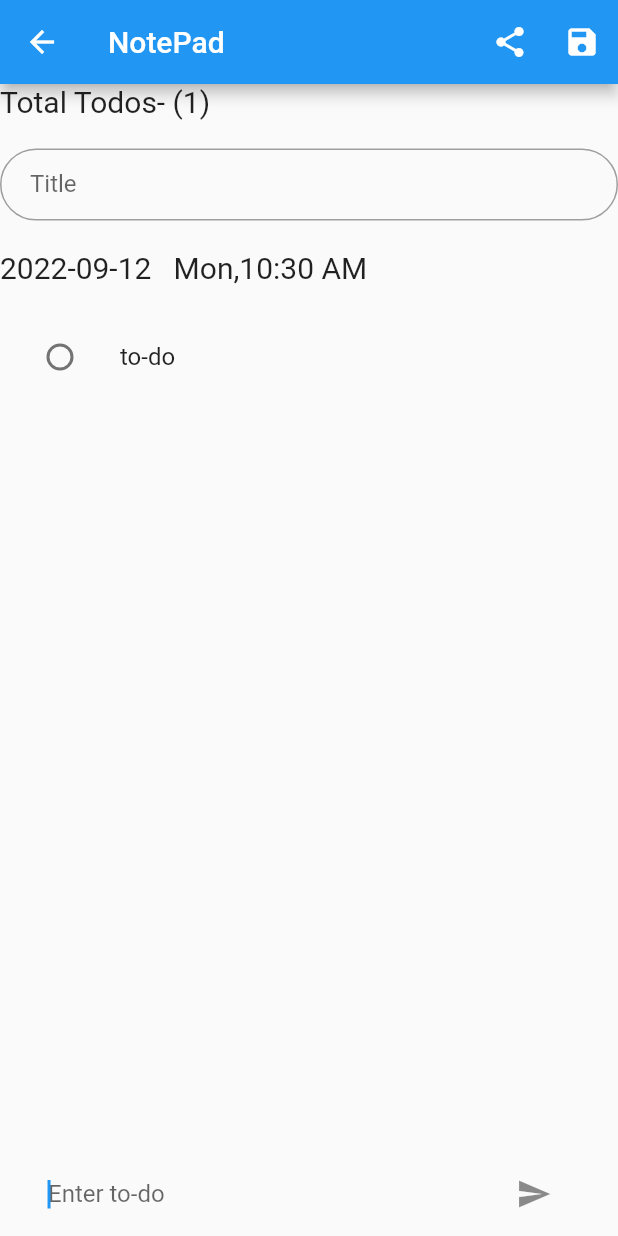
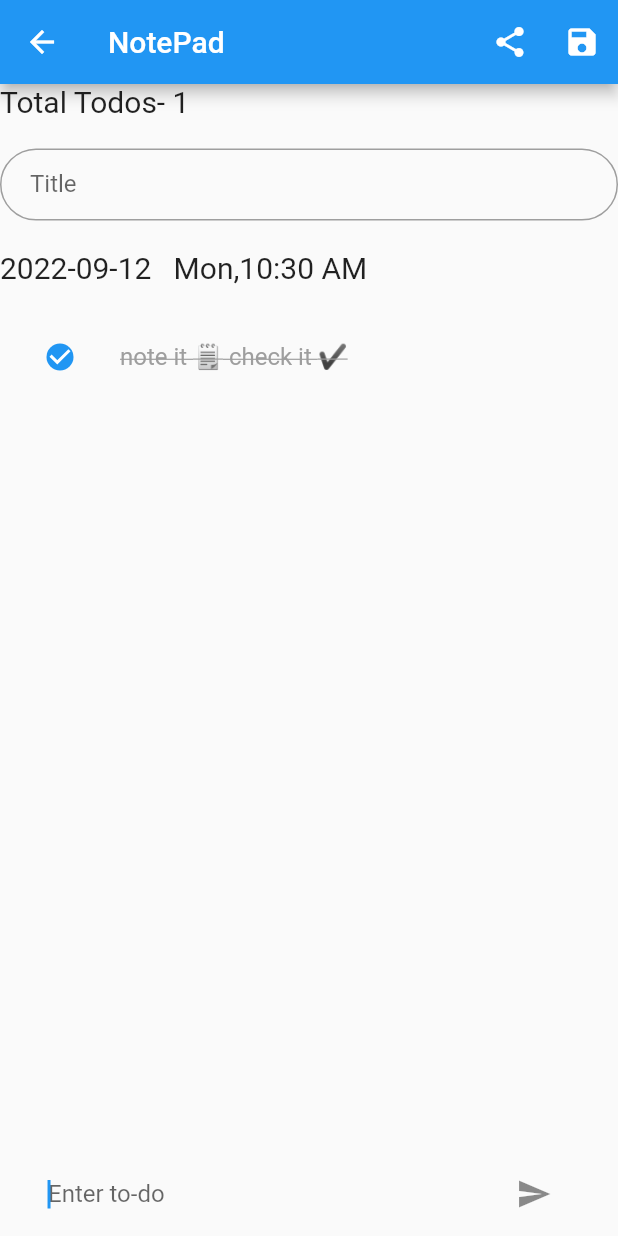
Before and after one commit to Hassan-akachi/note_to_do, a Flutter app: the screen it shows after launch, after a tap on the "add" icon, on a phone screen of 412 x 824 dp. Run offline on Flutter 3.47's test engine with Material 2 defaults, Android fonts, the light colour scheme and no system bars; our stand-ins replace flutter_datetime_picker.

Commit message:
fixed issues  model and add tasks

```diff
--- a/lib/Models/note.dart
+++ b/lib/Models/note.dart
@@ -1,9 +1,11 @@
 class Notes {
+  int id;
   final String title;
   final String notesContents;
   final DateTime currentTime;
 
   Notes({
+    required this.id,
     required this.title,
     required this.notesContents,
     DateTime? currentTime,
--- a/lib/Models/to_do_list.dart
+++ b/lib/Models/to_do_list.dart
@@ -2,11 +2,13 @@
 import 'package:note_to_do/Models/to_do.dart';
 
 class ToDoList {
+   int id;
   final String title;
   late final DateTime createdListAt;
-   final List<ToDo> addtodo;
+   List<ToDo> addtodo;
 
   ToDoList({
+    required this.id,
     required this.title,
     required this.addtodo,
     DateTime? createdListAt,
--- a/lib/Providers/notes_provider.dart
+++ b/lib/Providers/notes_provider.dart
@@ -8,8 +8,10 @@ import 'package:note_to_do/Models/note.dart';
 
 class NoteProvider extends ChangeNotifier{
 
+  int noteIndex = 0;
+
   final List<Notes>_notes=[
-    Notes(title: "Muhammad", notesContents: "notesContents")
+    Notes(title: "Muhammad", notesContents: "notesContents", id: 1)
   ];
   DateTime selectTime=DateTime.now();
 
@@ -18,10 +20,17 @@ class NoteProvider extends ChangeNotifier{
     return UnmodifiableListView(_notes);
   }
 
-  void addTask(title,notesContents){
-    final note=Notes(title: title, notesContents: notesContents);
-    _notes.add(note);
-    notifyListeners();
+  void addTask(title,notesContents,noteId){
+    final note=Notes(title: title, notesContents: notesContents, id: noteId);
+    if(noteIndex< notes.length){
+      _notes[noteIndex]=note;
+      notifyListeners();
+    }
+    else{
+      _notes.add(note);
+      notifyListeners();
+
+    }
   }
   // void setTime(time){
   //   selectTime=time;
--- a/lib/Providers/to_do_list_provider.dart
+++ b/lib/Providers/to_do_list_provider.dart
@@ -5,78 +5,112 @@ import 'package:note_to_do/Models/to_do.dart';
 
 import '../Models/to_do_list.dart';
 
+class ToDoListProvider extends ChangeNotifier {
+  bool isToggle = false;
 
-class ToDoListProvider extends ChangeNotifier{
+  int taskIndex = 0;
 
-  bool isToggle =false;
-
-  final List<ToDoList>_todolists=[
-    ToDoList(title: "Muhammad", addtodo: [ToDo(name: "to-do")], createdListAt: DateTime.now() )
+  final List<ToDoList> _todolists = [
+    ToDoList(
+      id: 1,
+      addtodo: [ToDo(name: "to-do")],
+      title: "Muhammad",
+      //this is the model class
+      createdListAt: DateTime.now(),
+    ),
+    ToDoList(
+      title: "hassan",
+      addtodo: [ToDo(name: "laugh")], //this is the model class
+      createdListAt: DateTime.now(),
+      id: 2,
+    )
   ];
 
-  DateTime selectTime=DateTime.now();
+  DateTime selectTime = DateTime.now();
 
-
-  UnmodifiableListView<ToDoList> get todolist{
+  UnmodifiableListView<ToDoList> get todolist {
     return UnmodifiableListView(_todolists);
   }
 
-  void addTask(title, todolistsContents,createdAt){
-    _todolists.map((e) => e.addtodo.add(todolistsContents)).toList();
-    final note=ToDoList(title: title, addtodo: todolistsContents,createdListAt: createdAt);
-    _todolists.add(note);
+  //upate todolist
+  void addTask(title, todolistsContents, createdAt, idNum) {
+    if (_todolists[taskIndex].id == taskIndex) {
+      //_todolists.map((e) => e.addtodo.add(todolistsContents)).toList();
+      _todolists[taskIndex].addtodo= todolistsContents;
+      final note = ToDoList(
+          title: title,
+          addtodo: todolistsContents,
+          createdListAt: createdAt,
+          id: idNum);
+      _todolists[taskIndex]= note;
+      notifyListeners();
+    }
+  }
+
+  //create a new task
+  void increaseTodolist() {
+    final num = ToDoList(
+        id: _todolists.length,
+        title: '',
+        addtodo: [ToDo(name: "note it 🗒️ check it ✔️", isChecked: true)]);
+    taskIndex = _todolists.length;
+    _todolists.add(num);
+    print("this is a new page index ${_todolists[taskIndex].id}");
     notifyListeners();
   }
+
   // void setTime(time){
   //   selectTime=time;
   // }
 
   //delete task
-  void deleteTask(ToDoList todolist){
+  void deleteTask(ToDoList todolist) {
     _todolists.remove(todolist);
     notifyListeners();
   }
 
-
-
-  void deleteAll(ToDoList toDoList){
+  void deleteAll(ToDoList toDoList) {
     _todolists.clear();
   }
+
   //todos
 
-   // List<List<ToDos>> _todo= List.generate(length, (index) => [])
-
-
+  // List<List<ToDos>> _todo= List.generate(length, (index) => [])
 
   // UnmodifiableListView<ToDos> get todos{
   //   return UnmodifiableListView(_todos);
   // }
 
-  void addTodo(newInputText ){
-    final todoName=ToDo(name: newInputText);
-    _todolists.map((e) => e.addtodo.add(todoName));
+
+  // create a todos
+  void addTodo(newInputText) {
+    final todoName = ToDo(name: newInputText);
+    _todolists[taskIndex].addtodo.add(todoName);
+    // _todolists.map((e) => e.addtodo.add(todoName));
+    print("todo added");
     notifyListeners();
   }
+
   // void setTime(time){
   //   selectTime=time;
   // }
 
-  void toggleCheck(){
+  void toggleCheck() {
     isToggle = !isToggle;
     notifyListeners();
   }
 
   //update the state of the checkbox
-  void updateTodo (ToDo toDo){
+  void updateTodo(ToDo toDo) {
     toDo.toggleCheck();
     notifyListeners();
   }
 
   //delete task
 
-  void deleteTodo(ToDo toDo){
-    _todolists.map((e) => e.addtodo.remove(toDo));
+  void deleteTodo(ToDo toDo) {
+    _todolists[taskIndex].addtodo.remove(toDo);
+    //_todolists.map((e) => e.addtodo.remove(stoDo));
     notifyListeners();
   }
-
 }
--- a/lib/Screens/add_to_do_screens/add_to_do_list_screen.dart
+++ b/lib/Screens/add_to_do_screens/add_to_do_list_screen.dart
@@ -7,7 +7,6 @@ import 'package:note_to_do/Widgets/to_do/addToDo.dart';
 import 'package:note_to_do/Widgets/to_do/add_to_do_list.dart';
 import 'package:provider/provider.dart';
 
-import '../../Providers/to_do_provider.dart';
 import '../../constants/styles.dart';
 
 class AddToDoListScreen extends StatelessWidget {
@@ -18,11 +17,12 @@ class AddToDoListScreen extends StatelessWidget {
 
   @override
   Widget build(BuildContext context) {
-    final TextEditingController title = TextEditingController();
-    title.text = toDoLists?.title ?? "";
-    DateTime now = toDoLists?.createdListAt ?? DateTime.now();
-    var formatter = DateFormat("yyy-MM-dd");
-    return Scaffold(
+    return Consumer<ToDoListProvider>(builder: (BuildContext context, state, Widget? child) {
+      final TextEditingController title = TextEditingController();
+      title.text = toDoLists?.title ?? "";
+      DateTime now = toDoLists?.createdListAt ?? DateTime.now();
+      var formatter = DateFormat("yyy-MM-dd");
+      return Scaffold(
       appBar: AppBar(
         title: const Text(
           "NotePad",
@@ -32,7 +32,7 @@ class AddToDoListScreen extends StatelessWidget {
           IconButton(onPressed: () {}, icon: const Icon(Icons.share)),
           IconButton(
               onPressed: () {
-                Provider.of<ToDoListProvider>(context, listen: false).addTask(title.text,toDoLists?.addtodo,now
+                state.addTask(title.text,state.todolist[state.taskIndex].addtodo,now,state.taskIndex
                 );
                 Navigator.pop(context);
               },
@@ -44,7 +44,7 @@ class AddToDoListScreen extends StatelessWidget {
           Expanded(
             flex: 0,
             child: Text(
-              "Total Todos- ${Provider.of<ToDoListProvider>(context).todolist.map((e) => e.addtodo.length)}",
+              "Total Todos- ${state.todolist[state.taskIndex].addtodo.length ?? 0}",//Provider.of<ToDoListProvider>(context).todolist.map((e) => e.addtodo.length)
               style: const TextStyle(fontSize: 20),
             ),
           ),
@@ -86,7 +86,7 @@ class AddToDoListScreen extends StatelessWidget {
           const SizedBox(
             height: 20,
           ),
-           Expanded(flex: 2, child:  const AddToDoList() ),
+           const Expanded(flex: 2, child:  AddToDoList() ),
           const Align(alignment: Alignment.bottomCenter, child: AddToDo())
         ],
       ),
@@ -101,5 +101,6 @@ class AddToDoListScreen extends StatelessWidget {
       //     child: const Icon(Icons.add),
       //   ), // This trailing comma makes auto-formatting nicer for build methods.
     );
+    });
   }
 }
--- a/lib/Screens/note/notes_screen.dart
+++ b/lib/Screens/note/notes_screen.dart
@@ -1,5 +1,7 @@
 import 'package:flutter/material.dart';
+import 'package:provider/provider.dart';
 
+import '../../Providers/notes_provider.dart';
 import '../../Widgets/notes/note_list.dart';
 import 'note_pad.dart';
 
@@ -15,6 +17,7 @@ class NoteScreen extends StatelessWidget {
       body: const NoteList(),
       floatingActionButton: FloatingActionButton(
         onPressed:(){
+          Provider.of<NoteProvider>(context, listen: false).noteIndex =Provider.of<NoteProvider>(context, listen: false).notes.length;
           Navigator.pushNamed(context, NotePad.routeName);
         },
         child: const Icon(Icons.edit),
--- a/lib/Screens/to_do_list_screens/to_do_list_screen.dart
+++ b/lib/Screens/to_do_list_screens/to_do_list_screen.dart
@@ -3,7 +3,6 @@ import 'package:note_to_do/Widgets/to_do_list/to_dos_list.dart';
 import 'package:provider/provider.dart';
 
 import '../../Providers/to_do_list_provider.dart';
-import '../../Providers/to_do_provider.dart';
 import '../add_to_do_screens/add_to_do_list_screen.dart';
 
 class ToDOListScreen extends StatelessWidget {
@@ -30,6 +29,7 @@ class ToDOListScreen extends StatelessWidget {
       ),
       floatingActionButton: FloatingActionButton(
         onPressed:(){
+           Provider.of<ToDoListProvider>(context,listen: false).increaseTodolist();
             Navigator.pushNamed(context,AddToDoListScreen.routeName );
             },
         child: const Icon(Icons.add),
--- a/lib/Widgets/to_do/addToDo.dart
+++ b/lib/Widgets/to_do/addToDo.dart
@@ -2,7 +2,6 @@ import 'package:flutter/material.dart';
 import 'package:note_to_do/Providers/to_do_list_provider.dart';
 import 'package:provider/provider.dart';
 
-import '../../Providers/to_do_provider.dart';
 
 class AddToDo extends StatelessWidget {
   static const routeName = "Add-TO-DO-Screen";
@@ -27,6 +26,7 @@ class AddToDo extends StatelessWidget {
               inputTextController.text = value;
               Provider.of<ToDoListProvider>(context, listen: false)
                   .addTodo(inputTextController.text);
+              inputTextController.clear();
             },
             autofocus: true,
           ),
@@ -34,6 +34,7 @@ class AddToDo extends StatelessWidget {
             onPressed: () {
               Provider.of<ToDoListProvider>(context, listen: false)
                   .addTodo(inputTextController.text);
+              inputTextController.clear();
              FocusManager.instance.primaryFocus?.unfocus(); //dismiss keyboard
             },
             icon: const Icon(Icons.send),
--- a/lib/Widgets/to_do/add_to_do_list.dart
+++ b/lib/Widgets/to_do/add_to_do_list.dart
@@ -3,7 +3,6 @@ import 'package:note_to_do/Providers/to_do_list_provider.dart';
 import 'package:note_to_do/Widgets/to_do/add_to_do_widget.dart';
 import 'package:provider/provider.dart';
 
-import '../../Providers/to_do_provider.dart';
 
 class AddToDoList extends StatelessWidget {
 
@@ -13,14 +12,15 @@ class AddToDoList extends StatelessWidget {
   Widget build(BuildContext context) {
     return Consumer<ToDoListProvider>(builder: (BuildContext context, state, Widget? child) {
       return Scrollbar(
-        thumbVisibility: true,
         child: Align(alignment: Alignment.topCenter,
           child: ListView.builder(
             padding: EdgeInsets.zero,
             reverse: true,
             shrinkWrap: true,
+            physics: const ClampingScrollPhysics(),
             itemBuilder: (BuildContext context, int index) {
-              final todo =state.todolist.map((e) => e.addtodo[index]).toList();
+              final todo =state.todolist[state.taskIndex].addtodo?[index];
+              //state.todolist.map((e) => e.addtodo[index]).toList();
 
               return Dismissible(
                 background: Row(
@@ -40,16 +40,16 @@ class AddToDoList extends StatelessWidget {
                   ],
                 ),
                 onDismissed: (direction) {
-                  state.deleteTodo(todo[index]);
+                  state.deleteTodo(todo!);
                 },
-                key: Key(todo[index].name),
+                key: UniqueKey(),
                 child: ToDoWidget(
-                  toggleCheck:(value)=> state.updateTodo(todo[index]),
-                  toDo: todo[index],
+                  toggleCheck:(value)=> state.updateTodo(todo!),
+                  toDo: todo,
                 ),
               );
             },
-            itemCount: state.todolist.map((e) => e.addtodo).toList().length,
+            itemCount: state.todolist[state.taskIndex].addtodo.length,
           ),
         ),
       );
--- a/lib/Widgets/to_do/add_to_do_widget.dart
+++ b/lib/Widgets/to_do/add_to_do_widget.dart
@@ -1,9 +1,8 @@
 import 'package:flutter/material.dart';
-import 'package:intl/intl.dart';
 import 'package:note_to_do/Models/to_do.dart';
 
-class ToDoWidget extends StatelessWidget {
-  final ToDo toDo;
+class ToDoWidget extends StatefulWidget {
+  final ToDo? toDo;
   final void Function(bool?) toggleCheck;
 
   const ToDoWidget(
@@ -13,18 +12,24 @@ class ToDoWidget extends StatelessWidget {
       : super(key: key);
 
   @override
+  State<ToDoWidget> createState() => _ToDoWidgetState();
+}
+
+class _ToDoWidgetState extends State<ToDoWidget> {
+  TextEditingController toDoController = TextEditingController();
+  @override
   Widget build(BuildContext context) {
-    TextEditingController toDoController = TextEditingController();
-    toDoController.text = toDo.name ?? "";
+
+    toDoController.text = widget.toDo?.name ?? "";
     return ListTile(
         leading: Checkbox(
-          value: toDo.isChecked,
+          value: widget.toDo?.isChecked ?? false ,
           shape: const CircleBorder(side: BorderSide.none),
-          onChanged: toggleCheck,
+          onChanged: widget.toggleCheck,
         ),
-        title: toDo.isChecked
+        title: widget.toDo?.isChecked == true
             ? Text(
-                toDo.name,
+                widget.toDo!.name,
                 style: const TextStyle(
                     color: Colors.grey,
                     decoration: TextDecoration.lineThrough),
@@ -34,4 +39,10 @@ class ToDoWidget extends StatelessWidget {
                 decoration: const InputDecoration(border: InputBorder.none),
               ),);
   }
+
+  @override
+  void dispose() {
+    toDoController.dispose();
+    super.dispose();
+  }
 }
--- a/lib/Widgets/to_do_list/to_dos_list.dart
+++ b/lib/Widgets/to_do_list/to_dos_list.dart
@@ -1,29 +1,42 @@
+import 'dart:math';
+
 import 'package:flutter/cupertino.dart';
 import 'package:flutter/material.dart';
+import 'package:intl/intl.dart';
 import 'package:note_to_do/Providers/to_do_list_provider.dart';
-import 'package:note_to_do/Widgets/to_do_list/to_dos_list_widget.dart';
 import 'package:provider/provider.dart';
+
+import '../../Screens/add_to_do_screens/add_to_do_list_screen.dart';
+import '../../constants/colors.dart';
 
 class ToDosList extends StatelessWidget {
   const ToDosList({Key? key}) : super(key: key);
 
   @override
   Widget build(BuildContext context) {
-    return Consumer<ToDoListProvider>(builder: (BuildContext context, state, Widget? child) {
+    Color? tabColor() {
+      final random = Random();
+      var raColor = noteTabColors[
+          random.nextInt(noteTabColors.length)]; //random generator
+      return raColor;
+    }
 
+    return Consumer<ToDoListProvider>(
+        builder: (BuildContext context, state, Widget? child) {
       return Align(
         alignment: Alignment.topCenter,
-        child: Scrollbar(
-          thumbVisibility: true,
+        child: SingleChildScrollView(
           child: ListView.builder(
             padding: EdgeInsets.zero,
+            controller: ScrollController(),
             reverse: true,
             shrinkWrap: true,
+            physics: const ClampingScrollPhysics(),
             itemBuilder: (BuildContext context, int index) {
-              final todolistItem =state.todolist[index];
+              final todolistItem = state.todolist[index];
 
               return Dismissible(
-                  key: Key(todolistItem.title),
+                  key: UniqueKey(),
                   background: Row(
                     mainAxisAlignment: MainAxisAlignment.center,
                     children: const [
@@ -43,7 +56,26 @@ class ToDosList extends StatelessWidget {
                   onDismissed: (direction) {
                     state.deleteTask(todolistItem);
                   },
-                  child: ToDosListWidget(toDoLists: todolistItem));
+                  child: Card(
+                      color: tabColor(),
+                      child: ListTile(
+                          title: Text(todolistItem.title),
+                          onTap: () {
+                            Navigator.push(
+                                context,
+                                MaterialPageRoute(
+                                    builder: (context) => AddToDoListScreen(
+                                        toDoLists: todolistItem)));
+                            state.taskIndex = index;
+                            todolistItem.id =state.taskIndex;
+                            print("${state.taskIndex } ,list num id ${todolistItem.id}");
+                          },
+                          trailing: Text(
+                            DateFormat('EEE,hh:mm a')
+                                .format(todolistItem.createdListAt),
+                            style: const TextStyle(
+                                fontSize: 14, color: Colors.grey),
+                          ))));
             },
             itemCount: state.todolist.length,
           ),
--- a/lib/main.dart
+++ b/lib/main.dart
@@ -1,6 +1,5 @@
 import 'package:flutter/material.dart';
 import 'package:note_to_do/Providers/to_do_list_provider.dart';
-import 'package:note_to_do/Providers/to_do_provider.dart';
 import 'package:note_to_do/Screens/add_to_do_screens/add_to_do_list_screen.dart';
 import 'package:note_to_do/Screens/note/note_pad.dart';
 import 'package:provider/provider.dart';
@@ -20,7 +19,6 @@ class MyApp extends StatelessWidget {
   Widget build(BuildContext context) {
     return MultiProvider(
       providers: [
-        ChangeNotifierProvider(create: (context) => ToDoProvider()),
         ChangeNotifierProvider(create: (context) => NoteProvider()),
         ChangeNotifierProvider(create: (context) => ToDoListProvider())
       ],
```
Also changed, not shown: lib/Screens/note/note_pad.dart (+4 -3 lines), lib/Widgets/notes/note_list.dart (+33 -7 lines), lib/Widgets/notes/notes_widget.dart (deleted, +0 -32 lines).
